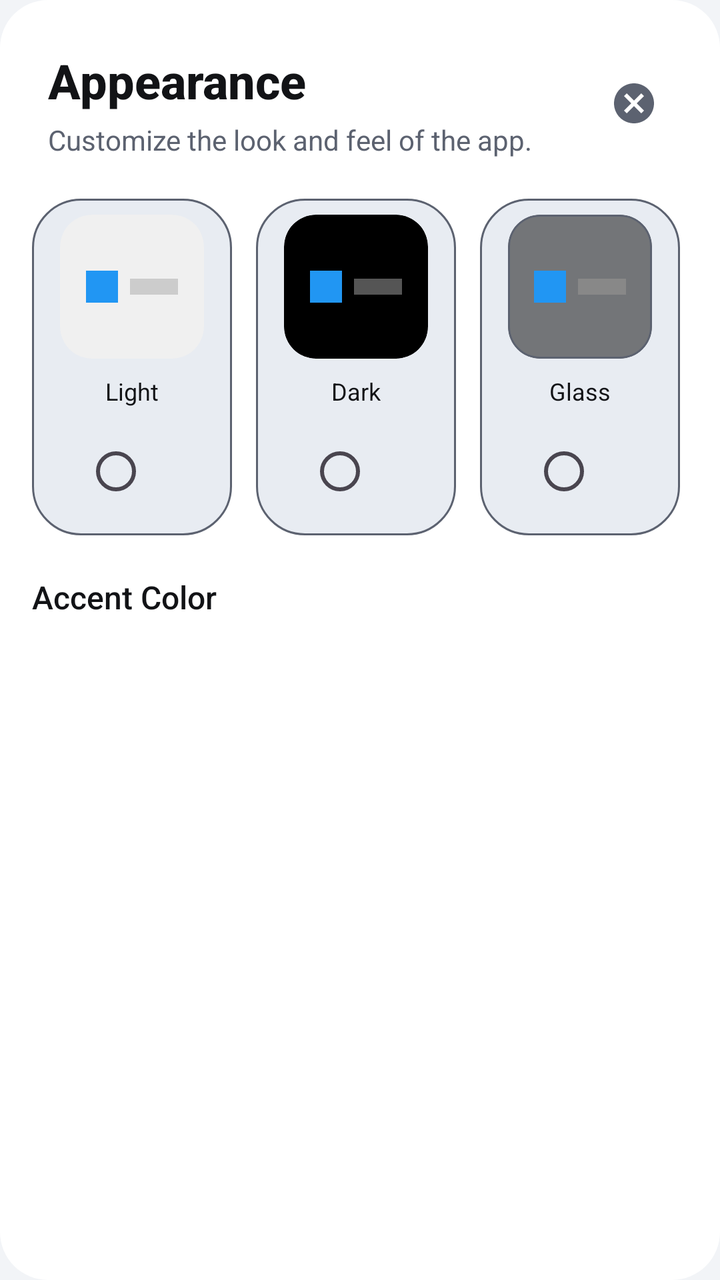
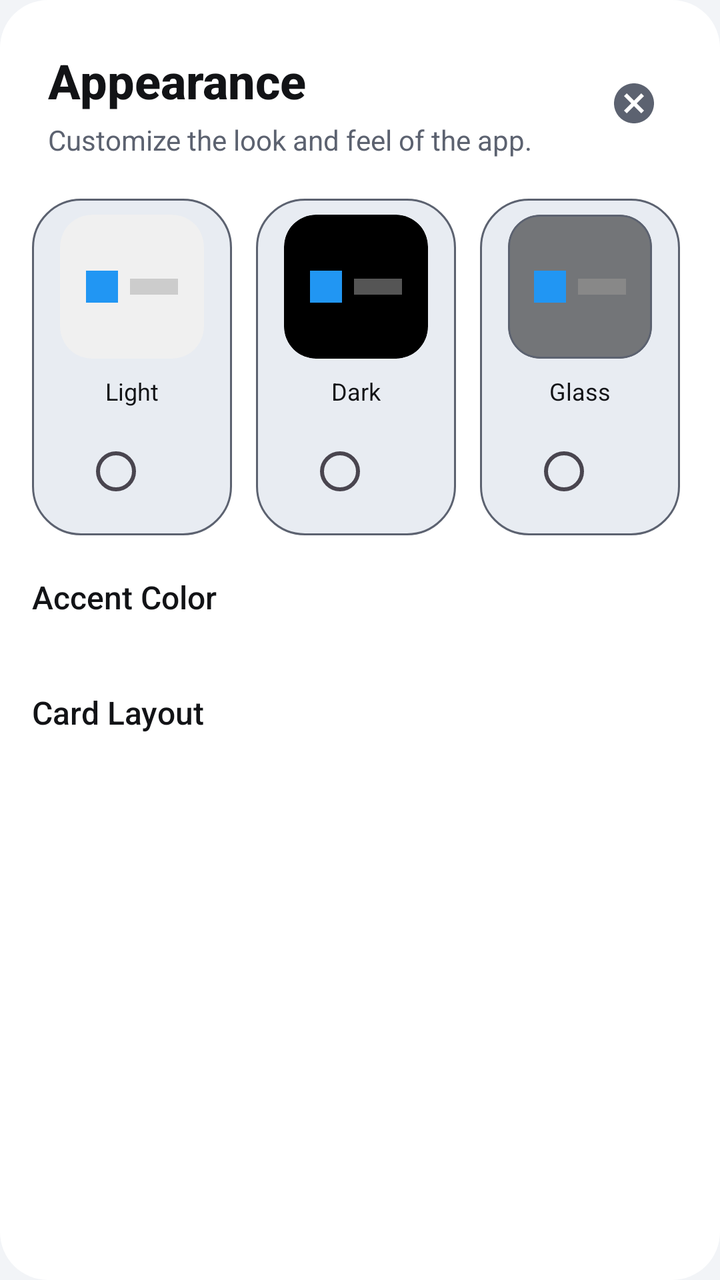

Compare the two renders of this Android layout. The source of the first and the diff that turns it into the second are given below.
<!-- AndroidManifest.xml: application theme Theme.EssentialSpace -->
<!-- res/layout/dialog_appearance.xml -->
<?xml version="1.0" encoding="utf-8"?>
<LinearLayout xmlns:android="http://schemas.android.com/apk/res/android"
    xmlns:app="http://schemas.android.com/apk/res-auto"
    android:layout_width="match_parent"
    android:layout_height="match_parent"
    android:background="@drawable/bg_glass_dialog"
    android:orientation="vertical"
    android:paddingTop="24dp">

    
    <RelativeLayout
        android:layout_width="match_parent"
        android:layout_height="wrap_content"
        android:paddingHorizontal="24dp">

        <LinearLayout
            android:layout_width="wrap_content"
            android:layout_height="wrap_content"
            android:orientation="vertical"
            android:layout_centerVertical="true">
            <TextView
                android:layout_width="wrap_content"
                android:layout_height="wrap_content"
                android:text="Appearance"
                android:textSize="24sp"
                android:textStyle="bold"
                android:textColor="?android:attr/textColorPrimary"
                android:fontFamily="sans-serif-medium" />
            <TextView
                android:layout_width="wrap_content"
                android:layout_height="wrap_content"
                android:text="Customize the look and feel of the app."
                android:textSize="14sp"
                android:textColor="?android:attr/textColorSecondary"
                android:fontFamily="sans-serif"
                android:layout_marginTop="4dp" />
        </LinearLayout>

        <ImageButton
            android:id="@+id/btnCloseAppearance"
            android:layout_width="38dp"
            android:layout_height="38dp"
            android:layout_alignParentEnd="true"
            android:layout_centerVertical="true"
            android:background="?attr/selectableItemBackgroundBorderless"
            android:src="@drawable/ic_clear_circle"
            app:tint="?android:attr/textColorSecondary" />
    </RelativeLayout>

    <ScrollView
        android:layout_width="match_parent"
        android:layout_height="0dp"
        android:layout_weight="1"
        android:clipToPadding="false"
        android:paddingBottom="40dp"
        android:scrollbars="none"
        android:layout_marginTop="20dp">

        <LinearLayout
            android:layout_width="match_parent"
            android:layout_height="wrap_content"
            android:orientation="vertical"
            android:paddingHorizontal="16dp">

            
            <HorizontalScrollView
                android:layout_width="match_parent"
                android:layout_height="wrap_content"
                android:clipToPadding="true"
                android:scrollbars="none">

                <LinearLayout
                    android:layout_width="wrap_content"
                    android:layout_height="wrap_content"
                    android:orientation="horizontal">

                    
                    <LinearLayout
                        android:id="@+id/themeCardLight"
                        android:layout_width="100dp"
                        android:layout_height="wrap_content"
                        android:layout_marginEnd="12dp"
                        android:background="@drawable/bg_theme_card"
                        android:gravity="center"
                        android:orientation="vertical"
                        android:padding="8dp">

                        <com.google.android.material.card.MaterialCardView
                            android:layout_width="72dp"
                            android:layout_height="72dp"
                            android:layout_marginBottom="8dp"
                            app:cardBackgroundColor="#F0F0F0"
                            app:cardCornerRadius="16dp"
                            app:strokeWidth="0dp">

                            <LinearLayout
                                android:layout_width="match_parent"
                                android:layout_height="match_parent"
                                android:gravity="center"
                                android:orientation="horizontal">

                                <View
                                    android:layout_width="16dp"
                                    android:layout_height="16dp"
                                    android:layout_marginEnd="6dp"
                                    android:background="#2196F3" />

                                <View
                                    android:layout_width="24dp"
                                    android:layout_height="8dp"
                                    android:background="#CCCCCC" />
                            </LinearLayout>
                        </com.google.android.material.card.MaterialCardView>

                        <TextView
                            android:layout_width="wrap_content"
                            android:layout_height="wrap_content"
                            android:layout_marginBottom="8dp"
                            android:text="Light"
                            android:textColor="?android:attr/textColorPrimary"
                            android:textSize="12sp" />

                        <RadioButton
                            android:id="@+id/radioLight"
                            android:layout_width="wrap_content"
                            android:layout_height="wrap_content"
                            android:clickable="false" />
                    </LinearLayout>

                    
                    <LinearLayout
                        android:id="@+id/themeCardDark"
                        android:layout_width="100dp"
                        android:layout_height="wrap_content"
                        android:layout_marginEnd="12dp"
                        android:background="@drawable/bg_theme_card"
                        android:gravity="center"
                        android:orientation="vertical"
                        android:padding="8dp">

                        <com.google.android.material.card.MaterialCardView
                            android:layout_width="72dp"
                            android:layout_height="72dp"
                            android:layout_marginBottom="8dp"
                            app:cardBackgroundColor="#000000"
                            app:cardCornerRadius="16dp"
                            app:strokeWidth="0dp">

                            <LinearLayout
                                android:layout_width="match_parent"
                                android:layout_height="match_parent"
                                android:gravity="center"
                                android:orientation="horizontal">

                                <View
                                    android:layout_width="16dp"
                                    android:layout_height="16dp"
                                    android:layout_marginEnd="6dp"
                                    android:background="#2196F3" />

                                <View
                                    android:layout_width="24dp"
                                    android:layout_height="8dp"
                                    android:background="#555555" />
                            </LinearLayout>
                        </com.google.android.material.card.MaterialCardView>

                        <TextView
                            android:layout_width="wrap_content"
                            android:layout_height="wrap_content"
                            android:layout_marginBottom="8dp"
                            android:text="Dark"
                            android:textColor="?android:attr/textColorPrimary"
                            android:textSize="12sp" />

                        <RadioButton
                            android:id="@+id/radioDark"
                            android:layout_width="wrap_content"
                            android:layout_height="wrap_content"
                            android:clickable="false" />
                    </LinearLayout>

                    
                    <LinearLayout
                        android:id="@+id/themeCardGlass"
                        android:layout_width="100dp"
                        android:layout_height="wrap_content"
                        android:background="@drawable/bg_theme_card"
                        android:gravity="center"
                        android:orientation="vertical"
                        android:padding="8dp">

                        <com.google.android.material.card.MaterialCardView
                            android:layout_width="72dp"
                            android:layout_height="72dp"
                            android:layout_marginBottom="8dp"
                            app:cardBackgroundColor="#80000000"
                            app:cardCornerRadius="16dp"
                            app:strokeColor="?android:attr/textColorSecondary"
                            app:strokeWidth="1dp">

                            <LinearLayout
                                android:layout_width="match_parent"
                                android:layout_height="match_parent"
                                android:gravity="center"
                                android:orientation="horizontal">

                                <View
                                    android:layout_width="16dp"
                                    android:layout_height="16dp"
                                    android:layout_marginEnd="6dp"
                                    android:background="#2196F3" />

                                <View
                                    android:layout_width="24dp"
                                    android:layout_height="8dp"
                                    android:background="#888888" />
                            </LinearLayout>
                        </com.google.android.material.card.MaterialCardView>

                        <TextView
                            android:layout_width="wrap_content"
                            android:layout_height="wrap_content"
                            android:layout_marginBottom="8dp"
                            android:text="Glass"
                            android:textColor="?android:attr/textColorPrimary"
                            android:textSize="12sp" />

                        <RadioButton
                            android:id="@+id/radioGlass"
                            android:layout_width="wrap_content"
                            android:layout_height="wrap_content"
                            android:clickable="false" />
                    </LinearLayout>

                </LinearLayout>
            </HorizontalScrollView>

            
            <TextView
                android:layout_width="wrap_content"
                android:layout_height="wrap_content"
                android:text="Accent Color"
                android:textColor="?android:attr/textColorPrimary"
                android:textSize="16sp"
                android:fontFamily="sans-serif-medium"
                android:layout_marginTop="20dp"
                android:layout_marginBottom="12dp"/>

            <HorizontalScrollView
                android:layout_width="match_parent"
                android:layout_height="wrap_content"
                android:scrollbars="none"
                android:clipToPadding="false">
                <LinearLayout
                    android:id="@+id/accentColorsContainer"
                    android:layout_width="wrap_content"
                    android:layout_height="wrap_content"
                    android:orientation="horizontal"/>
            </HorizontalScrollView>
        </LinearLayout>
    </ScrollView>
</LinearLayout>
<!-- resources referenced by this layout -->
<resources>
  <!-- drawable bg_glass_dialog (drawable) -->
  <?xml version="1.0" encoding="utf-8"?>
  <shape xmlns:android="http://schemas.android.com/apk/res/android">
      <solid android:color="?attr/colorSurface" />
      <corners android:radius="24dp" />
  </shape>
  <!-- drawable bg_theme_card (drawable) -->
  <?xml version="1.0" encoding="utf-8"?>
  <selector xmlns:android="http://schemas.android.com/apk/res/android">
      <item android:state_selected="true">
          <shape>
              <solid android:color="?attr/colorSurfaceVariant"/>
              <corners android:radius="24dp"/>
              <stroke android:width="2dp" android:color="?android:attr/textColorPrimary"/>
          </shape>
      </item>
      <item>
          <shape>
              <solid android:color="?attr/colorSurfaceVariant"/>
              <corners android:radius="24dp"/>
              <stroke android:width="1dp" android:color="?android:attr/textColorSecondary"/>
          </shape>
      </item>
  </selector>
  <!-- drawable ic_clear_circle (drawable) -->
  <vector xmlns:android="http://schemas.android.com/apk/res/android"
      android:width="24dp" android:height="24dp"
      android:viewportWidth="24" android:viewportHeight="24">
      <path
          android:fillColor="?android:attr/textColorPrimaryInverseNoDisable"
          android:pathData="M12,2C6.47,2 2,6.47 2,12s4.47,10 10,10 10,-4.47 10,-10S17.53,2 12,2zM17,15.59L15.59,17 12,13.41 8.41,17 7,15.59 10.59,12 7,8.41 8.41,7 12,10.59 15.59,7 17,8.41 13.41,12 17,15.59z"/>
  </vector>
  <style name="Theme.EssentialSpace" parent="Theme.Material3.DayNight.NoActionBar">
          <item name="android:statusBarColor">@android:color/transparent</item>
          <item name="android:windowLightStatusBar">true</item>
  
          
          <item name="android:colorBackground">@color/m3_light_background</item>
          <item name="colorSurface">@color/m3_light_surface</item>
          <item name="colorSurfaceVariant">@color/m3_light_surface_container</item>
          <item name="colorSecondaryContainer">@color/m3_light_surface_container_high</item>
          <item name="android:windowBackground">@color/m3_light_background</item>
  
          
          <item name="android:textColorPrimary">@color/m3_light_on_surface</item>
          <item name="android:textColorSecondary">@color/m3_light_on_surface_variant</item>
          <item name="android:textColorTertiary">@android:color/transparent</item>
  
          <item name="elevationOverlayEnabled">false</item>
          <item name="android:fontFamily">sans-serif</item>
      </style>
  <color name="m3_light_background">#F2F4F7</color>
  <color name="m3_light_surface">#FFFFFF</color>
  <color name="m3_light_surface_container">#E8ECF2</color>
  <color name="m3_light_surface_container_high">#DDE3EC</color>
  <color name="m3_light_on_surface">#121316</color>
  <color name="m3_light_on_surface_variant">#5C6270</color>
</resources>

<!-- the commit's change to res/layout/dialog_appearance.xml (unified diff, before → after) -->
@@ -258,6 +258,29 @@
                     android:layout_height="wrap_content"
                     android:orientation="horizontal"/>
             </HorizontalScrollView>
+
+            
+            <TextView
+                android:layout_width="wrap_content"
+                android:layout_height="wrap_content"
+                android:text="Card Layout"
+                android:textColor="?android:attr/textColorPrimary"
+                android:textSize="16sp"
+                android:fontFamily="sans-serif-medium"
+                android:layout_marginTop="24dp"
+                android:layout_marginBottom="12dp"/>
+
+            <HorizontalScrollView
+                android:layout_width="match_parent"
+                android:layout_height="wrap_content"
+                android:scrollbars="none"
+                android:clipToPadding="false">
+                <LinearLayout
+                    android:id="@+id/cardLayoutsContainer"
+                    android:layout_width="wrap_content"
+                    android:layout_height="wrap_content"
+                    android:orientation="horizontal"/>
+            </HorizontalScrollView>
         </LinearLayout>
     </ScrollView>
 </LinearLayout>
